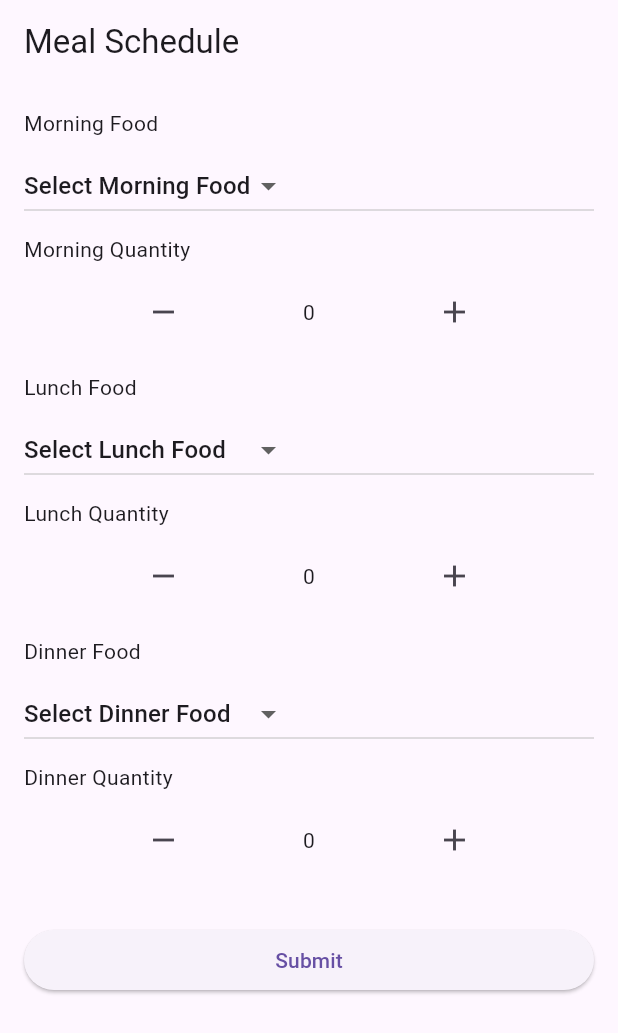
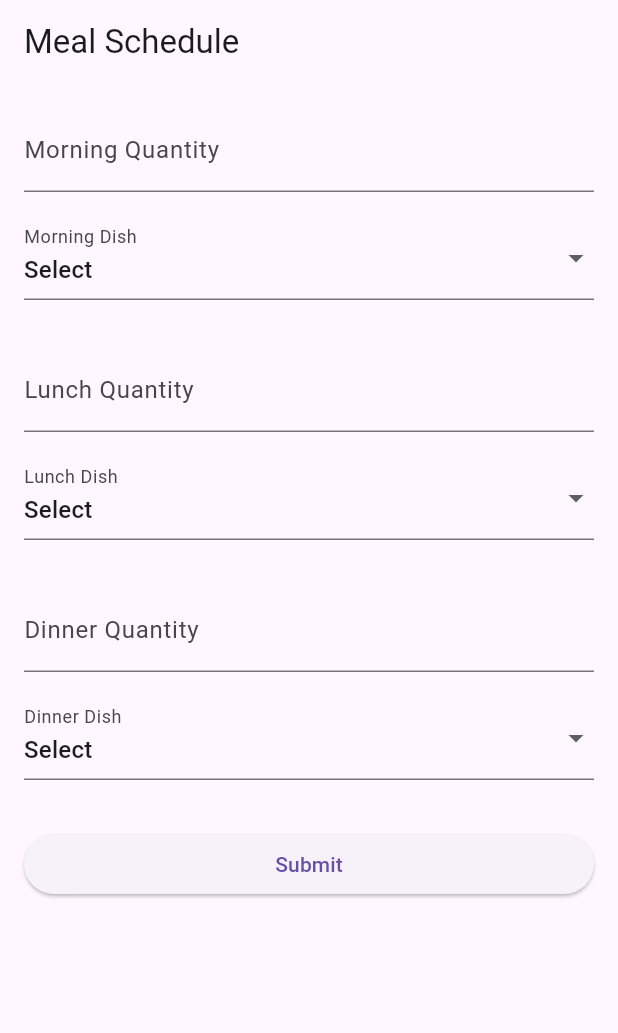
Before and after one commit to Pavithra-atom/flutter_application_diet, a Flutter app: the screen it shows after launch, after a tap on "Submit", on a phone screen of 412 x 824 dp. Shown: the top 1033 px of the screen. Run offline on Flutter 3.47's test engine with Material 3 defaults, Android fonts, the phone set to English and light mode, and no system bars.

Commit message:
textfield add and calories added and  dish caloreies and fooods quantity muliplay (calorie calculate)

```diff
--- a/lib/main.dart
+++ b/lib/main.dart
@@ -6,8 +6,6 @@ void main() {
 }
 
 class MyApp extends StatelessWidget {
-  const MyApp({super.key});
-
   @override
   Widget build(BuildContext context) {
     return MaterialApp(
@@ -27,28 +25,36 @@ class MealForm extends StatefulWidget {
 }
 
 class _MealFormState extends State<MealForm> {
-  String selectedMorningFood = 'Select Morning Food';
-  String selectedLunchFood = 'Select Lunch Food';
-  String selectedDinnerFood = 'Select Dinner Food';
+  TextEditingController morningQtyController = TextEditingController();
+  TextEditingController lunchQtyController = TextEditingController();
+  TextEditingController dinnerQtyController = TextEditingController();
 
-  int morningQuantity = 0;
-  int lunchQuantity = 0;
-  int dinnerQuantity = 0;
+  String? selectedMorning;
+  String? selectedLunch;
+  String? selectedDinner;
 
-  List<String> foodItems = [
-    'Select Morning Food',
-    'Eggs',
-    'Cereal',
-    'Toast',
-    'Select Lunch Food',
-    'Sandwich',
-    'Salad',
-    'Pasta',
-    'Select Dinner Food',
-    'Chicken',
-    'Fish',
-    'Vegetables',
-  ];
+  List<String> mealOptions = ['Select', 'Toast', 'Omelette', 'Sandwich', 'Salad', 'Pasta', 'Pizza', 'Chicken', 'Fish', 'Vegetables'];
+
+  Map<String, int> calorieMap = {
+    'Toast': 100,
+    'Omelette': 200,
+    'Sandwich': 300,
+    'Salad': 150,
+    'Pasta': 400,
+    'Pizza': 500,
+    'Chicken': 250,
+    'Fish': 300,
+    'Vegetables': 120,
+  };
+
+  int calculateCalories(String? selectedDish, String? quantity) {
+    if (selectedDish != null && quantity != null && quantity.isNotEmpty) {
+      int dishCalories = calorieMap[selectedDish] ?? 0;
+      int quantityValue = int.tryParse(quantity) ?? 0;
+      return dishCalories * quantityValue;
+    }
+    return 0;
+  }
 
   @override
   Widget build(BuildContext context) {
@@ -58,45 +64,82 @@ class _MealFormState extends State<MealForm> {
         child: Column(
           crossAxisAlignment: CrossAxisAlignment.stretch,
           children: [
-            buildDropdown('Morning', selectedMorningFood, (String? newValue) {
-              setState(() {
-                selectedMorningFood = newValue!;
-              });
-            }),
-            buildQuantitySelector('Morning', morningQuantity, (int value) {
-              setState(() {
-                morningQuantity = value;
-              });
-            }),
+            TextFormField(
+              controller: morningQtyController,
+              keyboardType: TextInputType.number,
+              decoration: InputDecoration(labelText: 'Morning Quantity'),
+            ),
             SizedBox(height: 16.0),
-            buildDropdown('Lunch', selectedLunchFood, (String? newValue) {
-              setState(() {
-                selectedLunchFood = newValue!;
-              });
-            }),
-            buildQuantitySelector('Lunch', lunchQuantity, (int value) {
-              setState(() {
-                lunchQuantity = value;
-              });
-            }),
+            DropdownButtonFormField<String>(
+              value: selectedMorning,
+              items: mealOptions.map((String meal) {
+                return DropdownMenuItem<String>(
+                  value: meal == 'Select' ? null : meal,
+                  child: Text(meal),
+                );
+              }).toList(),
+              onChanged: (String? value) {
+                setState(() {
+                  selectedMorning = value;
+                });
+              },
+              decoration: InputDecoration(labelText: 'Morning Dish'),
+            ),
+            SizedBox(height: 32.0),
+            TextFormField(
+              controller: lunchQtyController,
+              keyboardType: TextInputType.number,
+              decoration: InputDecoration(labelText: 'Lunch Quantity'),
+            ),
             SizedBox(height: 16.0),
-            buildDropdown('Dinner', selectedDinnerFood, (String? newValue) {
-              setState(() {
-                selectedDinnerFood = newValue!;
-              });
-            }),
-            buildQuantitySelector('Dinner', dinnerQuantity, (int value) {
-              setState(() {
-                dinnerQuantity = value;
-              });
-            }),
+            DropdownButtonFormField<String>(
+              value: selectedLunch,
+              items: mealOptions.map((String meal) {
+                return DropdownMenuItem<String>(
+                  value: meal == 'Select' ? null : meal,
+                  child: Text(meal),
+                );
+              }).toList(),
+              onChanged: (String? value) {
+                setState(() {
+                  selectedLunch = value;
+                });
+              },
+              decoration: InputDecoration(labelText: 'Lunch Dish'),
+            ),
+            SizedBox(height: 32.0),
+            TextFormField(
+              controller: dinnerQtyController,
+              keyboardType: TextInputType.number,
+              decoration: InputDecoration( labelText: 'Dinner Quantity'),
+            ),
+            SizedBox(height: 16.0),
+            DropdownButtonFormField<String>(
+              value: selectedDinner,
+              items: mealOptions.map((String meal) {
+                return DropdownMenuItem<String>(
+                  value: meal == 'Select' ? null : meal,
+                  child: Text(meal),
+                );
+              }).toList(),
+              onChanged: (String? value) {
+                setState(() {
+                  selectedDinner = value;
+                });
+              },
+              decoration: InputDecoration(labelText: 'Dinner Dish'),
+            ),
             SizedBox(height: 32.0),
             ElevatedButton(
               onPressed: () {
                 // Handle form submission here
-                print('Morning Food: $selectedMorningFood, Quantity: $morningQuantity');
-                print('Lunch Food: $selectedLunchFood, Quantity: $lunchQuantity');
-                print('Dinner Food: $selectedDinnerFood, Quantity: $dinnerQuantity');
+                int morningCalories = calculateCalories(selectedMorning, morningQtyController.text);
+                int lunchCalories = calculateCalories(selectedLunch, lunchQtyController.text);
+                int dinnerCalories = calculateCalories(selectedDinner, dinnerQtyController.text);
+
+                print('Morning: $selectedMorning, Quantity: ${morningQtyController.text}, Calories: $morningCalories');
+                print('Lunch: $selectedLunch, Quantity: ${lunchQtyController.text}, Calories: $lunchCalories');
+                print('Dinner: $selectedDinner, Quantity: ${dinnerQtyController.text}, Calories: $dinnerCalories');
               },
               child: Text('Submit'),
             ),
@@ -105,58 +148,4 @@ class _MealFormState extends State<MealForm> {
       ),
     );
   }
-
-  Widget buildDropdown(String label, String value, Function(String?) onChanged) {
-    return Column(
-      crossAxisAlignment: CrossAxisAlignment.stretch,
-      children: [
-        Text('$label Food'),
-        SizedBox(height: 8.0),
-        DropdownButton<String>(
-          value: value,
-          onChanged: onChanged,
-          items: foodItems.map((String foodItem) {
-            return DropdownMenuItem<String>(
-              value: foodItem,
-              child: Text(foodItem),
-            );
-          }).toList(),
-        ),
-      ],
-    );
-  }
-
-  Widget buildQuantitySelector(String label, int value, Function(int) onChanged) {
-    return Column(
-      crossAxisAlignment: CrossAxisAlignment.stretch,
-      children: [
-        SizedBox(height: 8.0),
-        Text('$label Quantity'),
-        SizedBox(height: 8.0),
-        Row(
-          children: [
-            Expanded(
-              child: IconButton(
-                icon: Icon(Icons.remove),
-                onPressed: () {
-                  if (value > 0) {
-                    onChanged(value - 1);
-                  }
-                },
-              ),
-            ),
-            Text('$value'),
-            Expanded(
-              child: IconButton(
-                icon: Icon(Icons.add),
-                onPressed: () {
-                  onChanged(value + 1);
-                },
-              ),
-            ),
-          ],
-        ),
-      ],
-    );
-  }
 }
```
